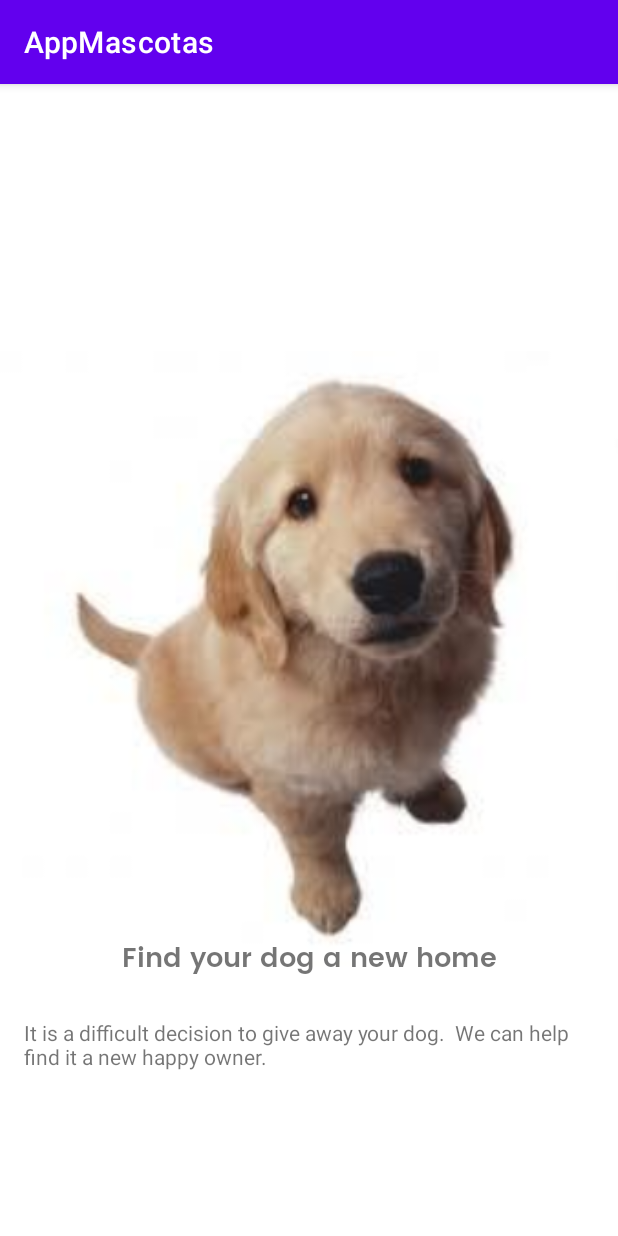
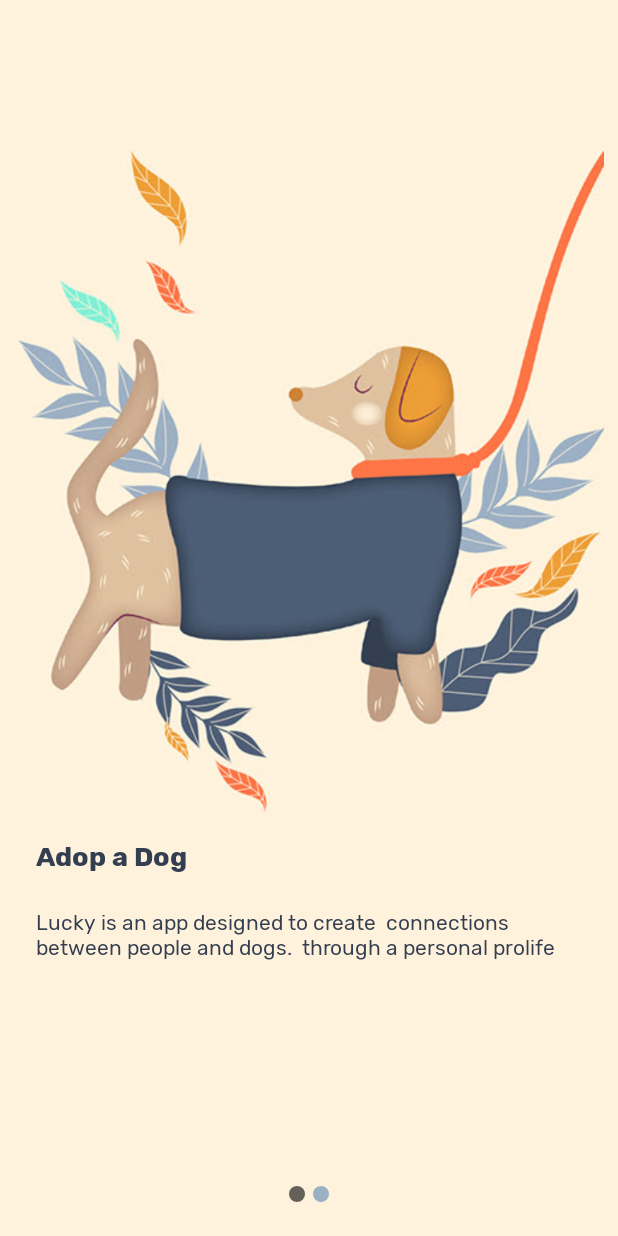
Before and after one commit to rpa188/App_Mascotas, an Android app: the screen it shows after launch (MainActivity before the commit, OnBoardingActivity after it), on a phone screen of 412 x 824 dp. Run offline under Robolectric (Android 15) with nearby library versions, the phone set to English and light mode, and no system bars.

Commit message:
appMascotas

```diff
--- a/app/src/main/AndroidManifest.xml
+++ b/app/src/main/AndroidManifest.xml
@@ -8,8 +8,8 @@
         android:label="@string/app_name"
         android:roundIcon="@mipmap/ic_launcher_round"
         android:supportsRtl="true"
-        android:theme="@style/Theme.AppMascotas">
-        <activity android:name=".MainActivity">
+        android:theme="@style/Theme.AppMascotas.NoActionBar">
+        <activity android:name=".OnBoardingActivity">
             <intent-filter>
                 <action android:name="android.intent.action.MAIN" />
 
--- a/app/src/main/java/com/example/appmascotas/MainActivity.java
+++ b/app/src/main/java/com/example/appmascotas/OnBoardingActivity.java
@@ -4,7 +4,7 @@ import androidx.appcompat.app.AppCompatActivity;
 
 import android.os.Bundle;
 
-public class MainActivity extends AppCompatActivity {
+public class OnBoardingActivity extends AppCompatActivity {
 
     @Override
     protected void onCreate(Bundle savedInstanceState) {
--- /dev/null
+++ b/app/src/main/res/drawable/ic_circle.xml
@@ -0,0 +1,10 @@
+<vector xmlns:android="http://schemas.android.com/apk/res/android"
+    android:width="24dp"
+    android:height="24dp"
+    android:viewportWidth="24"
+    android:viewportHeight="24"
+    android:tint="?attr/colorControlNormal">
+  <path
+      android:fillColor="@android:color/white"
+      android:pathData="M12,12m-8,0a8,8 0,1 1,16 0a8,8 0,1 1,-16 0"/>
+</vector>
--- a/app/src/main/res/layout/activity_main.xml
+++ b/app/src/main/res/layout/activity_main.xml
@@ -4,45 +4,48 @@
     xmlns:tools="http://schemas.android.com/tools"
     android:layout_width="match_parent"
     android:layout_height="match_parent"
-    tools:context=".MainActivity">
+    android:background="@color/background"
+    tools:context=".OnBoardingActivity">
+
     <ImageView
         android:id="@+id/perro_fondo_uno"
-        android:layout_width="0dp"
+        android:layout_width="match_parent"
         android:layout_height="0dp"
+        android:layout_marginTop="16dp"
         android:contentDescription="@string/todo"
-        app:layout_constraintBottom_toBottomOf="parent"
+        app:layout_constraintBottom_toTopOf="@+id/guideline"
         app:layout_constraintEnd_toEndOf="parent"
+        app:layout_constraintHeight_percent="0.6"
         app:layout_constraintHorizontal_bias="0.0"
+
         app:layout_constraintStart_toStartOf="parent"
-        app:layout_constraintTop_toTopOf="parent"
-        app:layout_constraintVertical_bias="0.0"
-        app:srcCompat="@drawable/perroimag" />
+        app:layout_constraintTop_toTopOf="@+id/guideline5"
+        app:srcCompat="@drawable/dog" />
 
     <TextView
         android:id="@+id/txt1"
+        style="@style/title_app"
         android:layout_width="0dp"
         android:layout_height="wrap_content"
-        android:layout_marginStart="8dp"
+        android:layout_marginStart="16dp"
         android:layout_marginTop="8dp"
-        android:layout_marginEnd="8dp"
-        android:fontFamily="@font/poppins_semibold"
-        android:padding="8dp"
+        android:layout_marginEnd="16dp"
         android:text="@string/titulo"
-        android:textAlignment="center"
-        android:textSize="18sp"
+        android:textColor="@color/text_dark"
         app:layout_constraintEnd_toEndOf="parent"
         app:layout_constraintStart_toStartOf="parent"
         app:layout_constraintTop_toBottomOf="@+id/guideline" />
 
     <TextView
         android:id="@+id/txt2"
+        style="@style/text_body"
         android:layout_width="0dp"
         android:layout_height="wrap_content"
-        android:layout_marginStart="8dp"
+        android:layout_marginStart="16dp"
         android:layout_marginTop="8dp"
-        android:layout_marginEnd="8dp"
-        android:padding="8dp"
+        android:layout_marginEnd="16dp"
         android:text="@string/texto"
+        android:textColor="@color/text_dark"
         app:layout_constraintEnd_toEndOf="parent"
         app:layout_constraintStart_toStartOf="parent"
         app:layout_constraintTop_toBottomOf="@+id/txt1" />
@@ -52,6 +55,50 @@
         android:layout_width="wrap_content"
         android:layout_height="wrap_content"
         android:orientation="horizontal"
-        app:layout_constraintGuide_begin="552dp" />
+        app:layout_constraintGuide_percent="0.66" />
+
+    <androidx.constraintlayout.widget.Guideline
+        android:id="@+id/guideline2"
+        android:layout_width="wrap_content"
+        android:layout_height="wrap_content"
+        android:orientation="vertical"
+        app:layout_constraintGuide_percent="0.50" />
+
+    <androidx.constraintlayout.widget.Guideline
+        android:id="@+id/guideline3"
+        android:layout_width="wrap_content"
+        android:layout_height="wrap_content"
+        android:orientation="vertical"
+        app:layout_constraintGuide_begin="20dp" />
+
+    <LinearLayout
+        android:id="@+id/controls"
+        android:layout_width="match_parent"
+        android:layout_height="wrap_content"
+        android:layout_marginBottom="16dp"
+        android:gravity="center"
+        android:orientation="horizontal"
+        app:layout_constraintBottom_toBottomOf="parent">
+
+        <ImageView
+            android:layout_width="16dp"
+            android:layout_height="wrap_content"
+            android:contentDescription="@string/circle_uno"
+            android:src="@drawable/ic_circle" />
+
+        <ImageView
+            android:layout_width="16dp"
+            android:layout_height="wrap_content"
+            android:contentDescription="@string/circle_dos"
+            android:src="@drawable/ic_circle"
+            android:tint="@color/gray"/>
+    </LinearLayout>
+
+    <androidx.constraintlayout.widget.Guideline
+        android:id="@+id/guideline5"
+        android:layout_width="wrap_content"
+        android:layout_height="wrap_content"
+        android:orientation="horizontal"
+        app:layout_constraintGuide_percent="0.06" />
 
 </androidx.constraintlayout.widget.ConstraintLayout>
--- a/app/src/main/res/values/colors.xml
+++ b/app/src/main/res/values/colors.xml
@@ -7,4 +7,17 @@
     <color name="teal_700">#FF018786</color>
     <color name="black">#FF000000</color>
     <color name="white">#FFFFFFFF</color>
+
+    <!-- Colores personalizados del App-->
+    <color name="background">#FFF2DC</color>
+    <color name="text_dark">#333F51</color>
+    <color name="orange">#FF7546</color>
+    <color name="gray">#9CB0C4</color>
+    <color name="secondary">#4D5D75</color>
+    <color name="secondaryDos">#81F0D5</color>
+    <color name="secondaryTres">#ED9E35</color>
+    <color name="secondaryCuatro">#C09D83</color>
+    <color name="secondaryCinco">#DFC19F</color>
+    <!-- Otros -->
+    <color name="gray_40">#f2f2f2</color>
 </resources>
--- a/app/src/main/res/values/strings.xml
+++ b/app/src/main/res/values/strings.xml
@@ -1,8 +1,16 @@
 <resources>
     <string name="app_name">AppMascotas</string>
     <string name="todo">todo</string>
-    <string name="titulo">Find your dog a new home</string>
-    <string name="texto">It is a difficult decision to give away your dog.
-        <br> </br>We can help find it a new happy owner.</string>
+
+    <!-- String OnBoarding Uno-->
+    <string name="titulo">Adop a Dog</string>
+    <string name="texto">Lucky is an app designed to create
+        <br> </br>connections between people and dogs.
+        <br> </br>through a "personal prolife"</string>
+
+
+
+    <string name="circle_uno">Control uno</string>
+    <string name="circle_dos">Control dos</string>
 
 </resources>
--- /dev/null
+++ b/app/src/main/res/values/styles.xml
@@ -0,0 +1,15 @@
+<?xml version="1.0" encoding="utf-8"?>
+<resources>
+
+    <style name="title_app">
+        <item name="android:fontFamily">@font/rubik_bold</item>
+        <item name="android:padding">8dp</item>
+        <item name="android:textAlignment">viewStart</item>
+        <item name="android:textSize">18sp</item>
+    </style>
+
+    <style name="text_body">
+        <item name="android:fontFamily">@font/rubik</item>
+        <item name="android:padding">8dp</item>
+    </style>
+</resources>
--- a/app/src/main/res/values/themes.xml
+++ b/app/src/main/res/values/themes.xml
@@ -13,4 +13,12 @@
         <item name="android:statusBarColor" tools:targetApi="l">?attr/colorPrimaryVariant</item>
         <!-- Customize your theme here. -->
     </style>
+
+    <style name="Theme.AppMascotas.NoActionBar">
+
+        <item name="windowActionBar">false</item>
+
+        <item name="windowNoTitle">true</item>
+
+    </style>
 </resources>
```
Also changed, not shown: app/src/main/res/drawable/sliderdog.xml (added, +377 -0 lines), app/src/main/res/drawable/sliderdos.xml (added, +172 -0 lines), app/src/main/res/drawable/dog.png (added), app/src/main/res/font/rubik.ttf (added), app/src/main/res/font/rubik_bold.ttf (added), app/src/main/res/font/rubik_medium.ttf (added).
